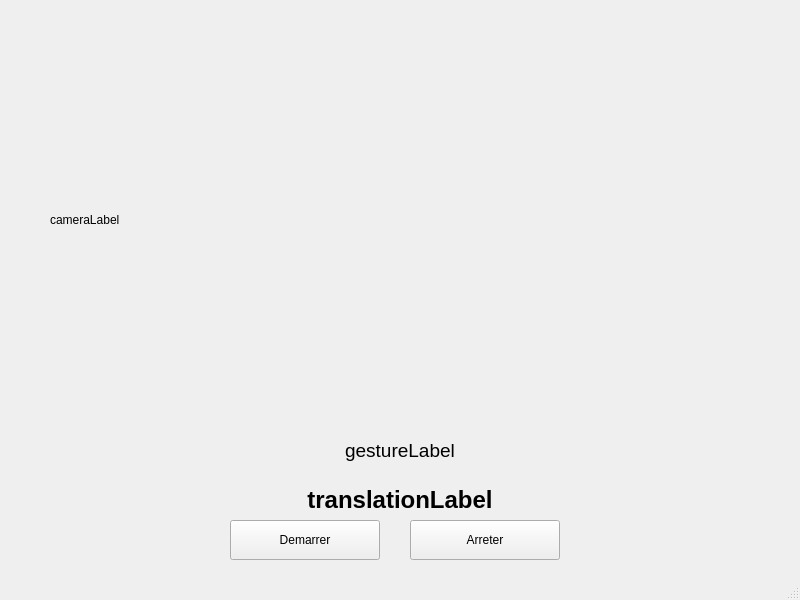
This is mainwindow.ui in bouchnafoumayma-gif/GestureTranslator as Qt 5 draws it before an edit. The edited form follows.
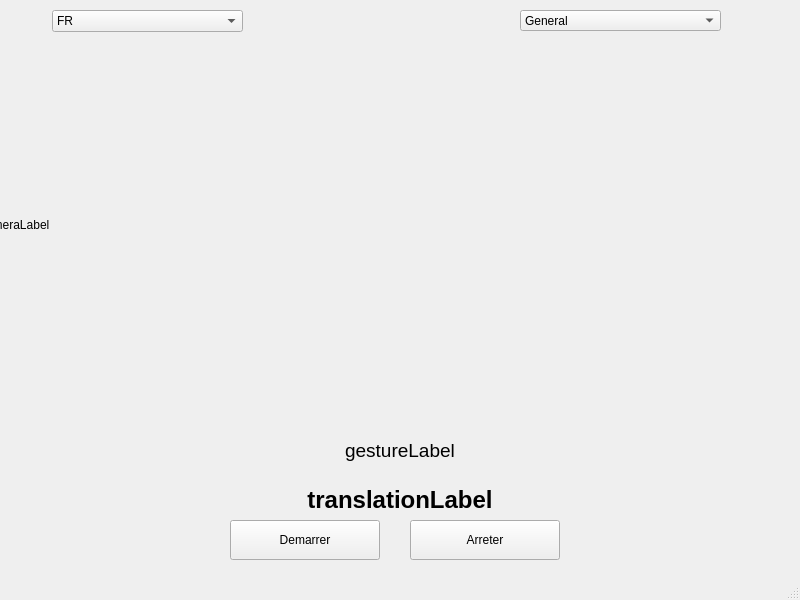
This is the edited form.

Patch:
```diff
--- a/mainwindow.ui
+++ b/mainwindow.ui
@@ -17,10 +17,10 @@
    <widget class="QLabel" name="cameraLabel">
     <property name="geometry">
      <rect>
-      <x>50</x>
-      <y>20</y>
+      <x>-20</x>
+      <y>49</y>
       <width>640</width>
-      <height>400</height>
+      <height>351</height>
      </rect>
     </property>
     <property name="text">
@@ -96,6 +96,59 @@
      <string>Arreter</string>
     </property>
    </widget>
+   <widget class="QComboBox" name="contexteCombo">
+    <property name="geometry">
+     <rect>
+      <x>520</x>
+      <y>10</y>
+      <width>201</width>
+      <height>21</height>
+     </rect>
+    </property>
+    <property name="currentText">
+     <string>General</string>
+    </property>
+    <item>
+     <property name="text">
+      <string>General</string>
+     </property>
+    </item>
+    <item>
+     <property name="text">
+      <string>Sante</string>
+     </property>
+    </item>
+    <item>
+     <property name="text">
+      <string>Restaurant</string>
+     </property>
+    </item>
+   </widget>
+   <widget class="QComboBox" name="langueCombo">
+    <property name="geometry">
+     <rect>
+      <x>52</x>
+      <y>10</y>
+      <width>191</width>
+      <height>22</height>
+     </rect>
+    </property>
+    <item>
+     <property name="text">
+      <string>FR</string>
+     </property>
+    </item>
+    <item>
+     <property name="text">
+      <string>AR</string>
+     </property>
+    </item>
+    <item>
+     <property name="text">
+      <string>EN</string>
+     </property>
+    </item>
+   </widget>
   </widget>
   <widget class="QMenuBar" name="menubar">
    <property name="geometry">
```
